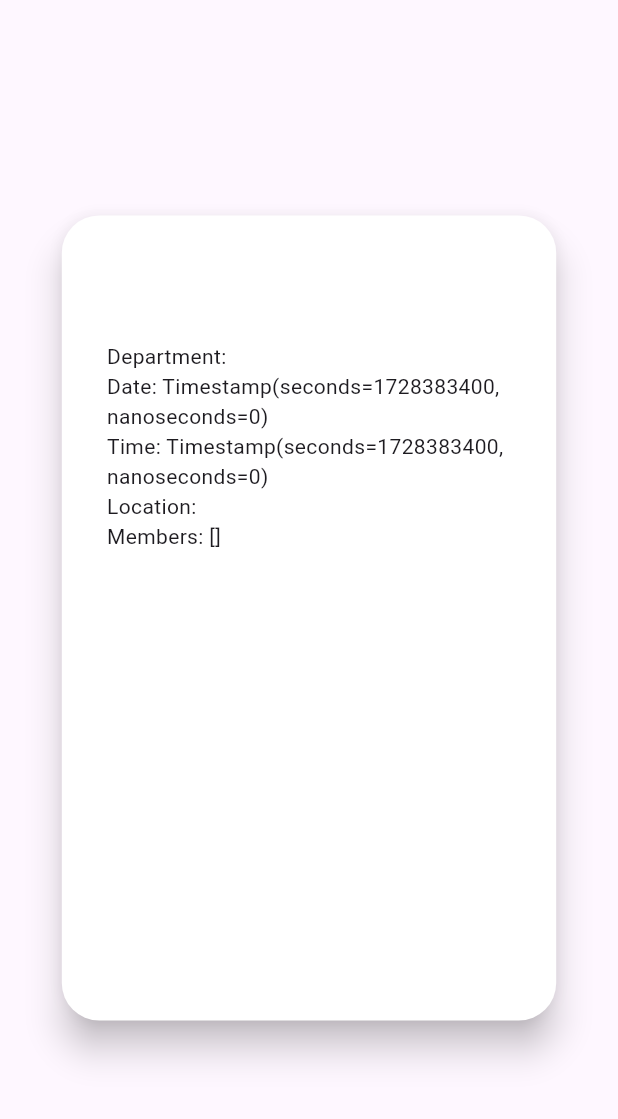
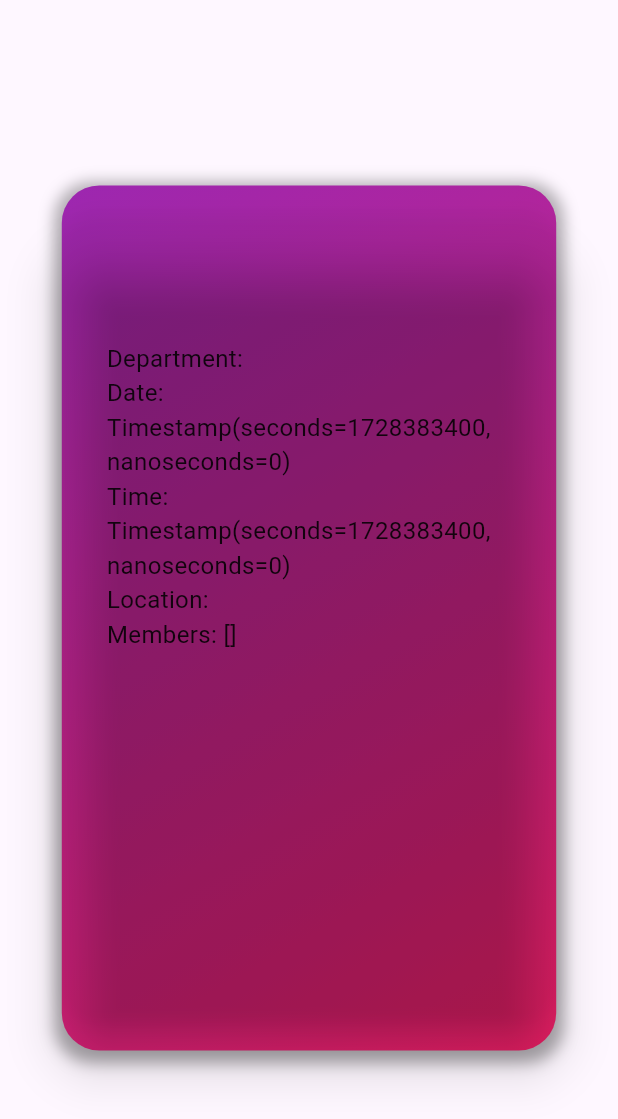
Before and after one commit to ananya-sreewastav/BrainSwipe, a Flutter app: the StudyGroupCard widget shown alone on an empty page, opened directly with empty values, on a phone screen of 412 x 824 dp. Shown: the top 1119 px of the screen. Run offline on Flutter 3.47's test engine with Material 3 defaults, Android fonts, the light colour scheme and no system bars; our stand-ins replace cloud_firestore, file_picker, firebase_auth, firebase_core, google_fonts, swipe_cards and 1 more; accounts and stored records are empty.

Commit message:
swipe ui

```diff
--- a/lib/splash_screen.dart
+++ b/lib/splash_screen.dart
@@ -16,7 +16,7 @@ class _SplashScreenState extends State<SplashScreen> {
   void initState() {
     super.initState();
     // Start a timer for 4 seconds
-    Timer(Duration(seconds: 4), () {
+    Timer(Duration(seconds: 3), () {
       // Navigate to the login page after 4 seconds, passing the toggleDarkMode function
       Navigator.of(context).pushReplacement(
         MaterialPageRoute(builder: (context) => LoginPage(toggleDarkMode: widget.toggleDarkMode)),
--- a/lib/swipe_page.dart
+++ b/lib/swipe_page.dart
@@ -76,8 +76,15 @@ class _SwipePageState extends State<SwipePage> {
           ),
         ],
       ),
-      backgroundColor: isDarkMode ? Colors.grey[900] : Colors.white,
-      body: _swipeItems.isEmpty
+      body: Container(
+        decoration: BoxDecoration(
+          gradient: LinearGradient(
+            colors: [Color(0xFF064A58), Color(0xFF028090)],
+            begin: Alignment.topLeft,
+            end: Alignment.bottomRight,
+          ),
+        ),
+        child: _swipeItems.isEmpty
             ? Center(child: CircularProgressIndicator())
             : Stack(
           children: [
@@ -129,6 +136,7 @@ class _SwipePageState extends State<SwipePage> {
             ),
           ],
         ),
+      ),
     );
   }
 }
@@ -145,13 +153,31 @@ class StudyGroupCard extends StatelessWidget {
       child: Container(
         width: MediaQuery.of(context).size.width * 0.80,
         height: MediaQuery.of(context).size.height * 0.70,
+        decoration: BoxDecoration(
+          borderRadius: BorderRadius.circular(25),
+          boxShadow: [
+            BoxShadow(
+              color: Colors.black.withOpacity(0.3),
+              spreadRadius: 5,
+              blurRadius: 8,
+              offset: Offset(0, 3),
+            ),
+          ],
+          gradient: LinearGradient(
+            colors: isDarkMode
+                ? [Color(0xFF00BFA5), Color(0xFF4DD0E1)] // Teal and Cyan for Dark Mode
+                : [Color(0xFF9C27B0), Color(0xFFE91E63)], // Purple and Pink for Light Mode
+            begin: Alignment.topLeft,
+            end: Alignment.bottomRight,
+          ),
+        ),
         child: Card(
           margin: EdgeInsets.symmetric(vertical: 20, horizontal: 0),
-          elevation: 10,
+          elevation: 15,
           shape: RoundedRectangleBorder(
             borderRadius: BorderRadius.circular(25),
           ),
-          color: isDarkMode ? Colors.grey[800] : Colors.white,
+          color: Colors.transparent, // Transparent to show the gradient background
           child: Padding(
             padding: const EdgeInsets.all(30),
             child: Column(
@@ -167,11 +193,41 @@ class StudyGroupCard extends StatelessWidget {
                   ),
                 ),
                 SizedBox(height: 20),
-                Text('Department: ${data['department'] ?? 'No department'}'),
-                Text('Date: ${data['date'] ?? 'No date'}'),
-                Text('Time: ${data['time'] ?? 'No time'}'),
-                Text('Location: ${data['location'] ?? 'No location'}'),
-                Text('Members: ${data['members'] ?? 'No members'}'),
+                Text(
+                  'Department: ${data['department'] ?? 'No department'}',
+                  style: TextStyle(
+                    color: isDarkMode ? Colors.white70 : Colors.black87,
+                    fontSize: 16,
+                  ),
+                ),
+                Text(
+                  'Date: ${data['date'] ?? 'No date'}',
+                  style: TextStyle(
+                    color: isDarkMode ? Colors.white70 : Colors.black87,
+                    fontSize: 16,
+                  ),
+                ),
+                Text(
+                  'Time: ${data['time'] ?? 'No time'}',
+                  style: TextStyle(
+                    color: isDarkMode ? Colors.white70 : Colors.black87,
+                    fontSize: 16,
+                  ),
+                ),
+                Text(
+                  'Location: ${data['location'] ?? 'No location'}',
+                  style: TextStyle(
+                    color: isDarkMode ? Colors.white70 : Colors.black87,
+                    fontSize: 16,
+                  ),
+                ),
+                Text(
+                  'Members: ${data['members'] ?? 'No members'}',
+                  style: TextStyle(
+                    color: isDarkMode ? Colors.white70 : Colors.black87,
+                    fontSize: 16,
+                  ),
+                ),
               ],
             ),
           ),
--- a/lib/user.dart
+++ b/lib/user.dart
@@ -62,7 +62,7 @@ class UserPage extends StatelessWidget {
                 },
                 child: Text('Logout'),
                 style: ElevatedButton.styleFrom(
-                  backgroundColor: isDarkMode ? Colors.grey[800] : Color(0xFF191970),
+                  backgroundColor: isDarkMode ? Colors.grey[800] : Colors.white,
                 ),
               ),
             ),
```
Also changed, not shown: lib/timetable_page.dart (line endings or trailing spaces). Lines whose indentation alone changed are shown as unchanged.
